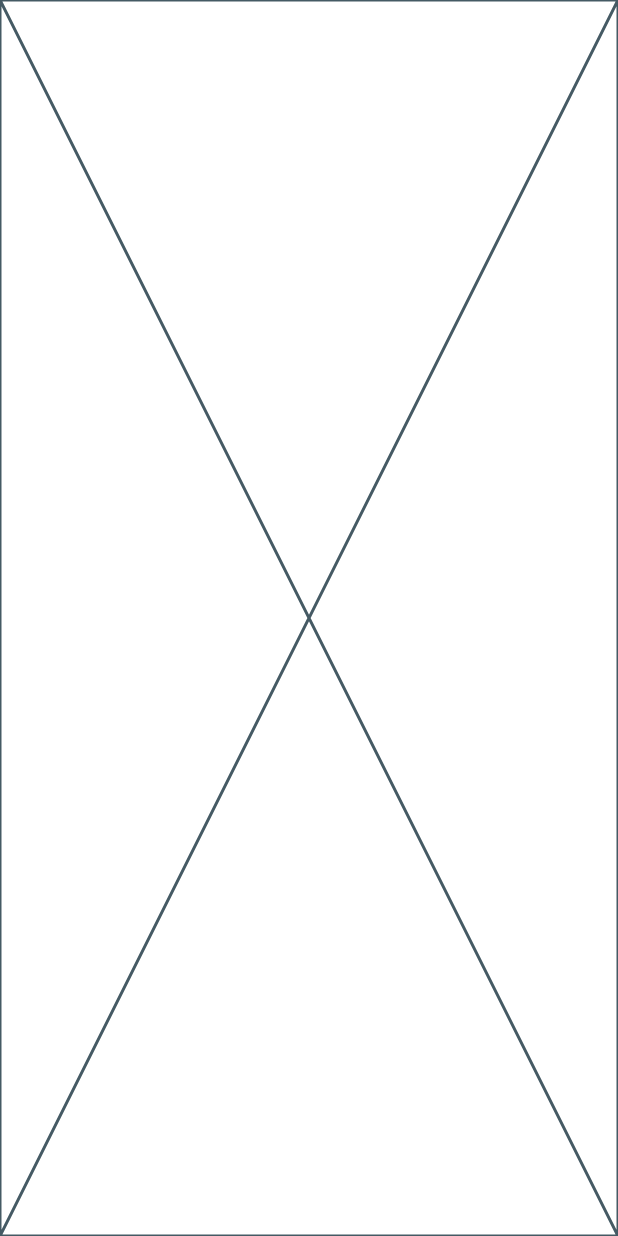
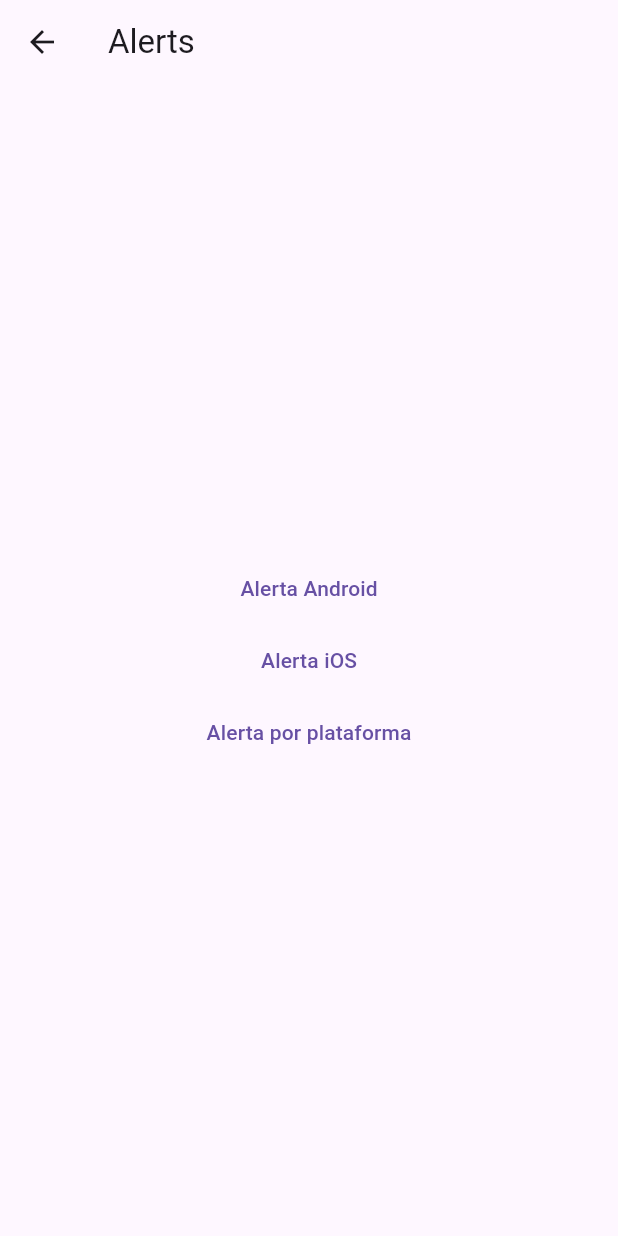
Before and after one commit to RicharC293/components_4ta_ed, a Flutter app: the screen it shows after launch, after a tap on "Alertas", on a phone screen of 412 x 824 dp. Run offline on Flutter 3.47's test engine with Material 3 defaults, Android fonts, the phone set to English and light mode, and no system bars; network calls fail.

Commit message:
Implement AlertsScreen with dialog functionality and platform-specific alert buttons

```diff
--- a/lib/screens/alerts_screen.dart
+++ b/lib/screens/alerts_screen.dart
@@ -7,6 +7,56 @@ class AlertsScreen extends StatelessWidget {
 
   @override
   Widget build(BuildContext context) {
-    return const Placeholder();
+    return Scaffold(
+      appBar: AppBar(
+        title: const Text("Alerts"),
+      ),
+      body: Center(
+        child: Column(
+          mainAxisAlignment: MainAxisAlignment.center,
+          children: [
+            ///https://api.flutter.dev/flutter/material/showDialog.html
+            TextButton(
+              onPressed: () {
+                /// 1. Usar el showDialog
+                showDialog(
+                  context: context,
+                  builder: (context) {
+                    /// 2. Retornar un AlertDialog
+                    return AlertDialog(
+                      title: Text("Alerta Android"),
+                      content: Text("Este es un mensaje de alerta en Android"),
+                      actions: [
+                        /// 3. Agregar los botones
+                        /// Botón cancelar -> OutinedButton
+                        OutlinedButton(
+                          onPressed: () {},
+                          child: const Text("Cancelar"),
+                        ),
+
+                        /// Botón aceptar -> FilledButton
+                        FilledButton(
+                          onPressed: () {},
+                          child: const Text("Aceptar"),
+                        ),
+                      ],
+                    );
+                  },
+                );
+              },
+              child: const Text("Alerta Android"),
+            ),
+            TextButton(
+              onPressed: () {},
+              child: const Text("Alerta iOS"),
+            ),
+            TextButton(
+              onPressed: () {},
+              child: const Text("Alerta por plataforma"),
+            ),
+          ],
+        ),
+      ),
+    );
   }
 }
```
